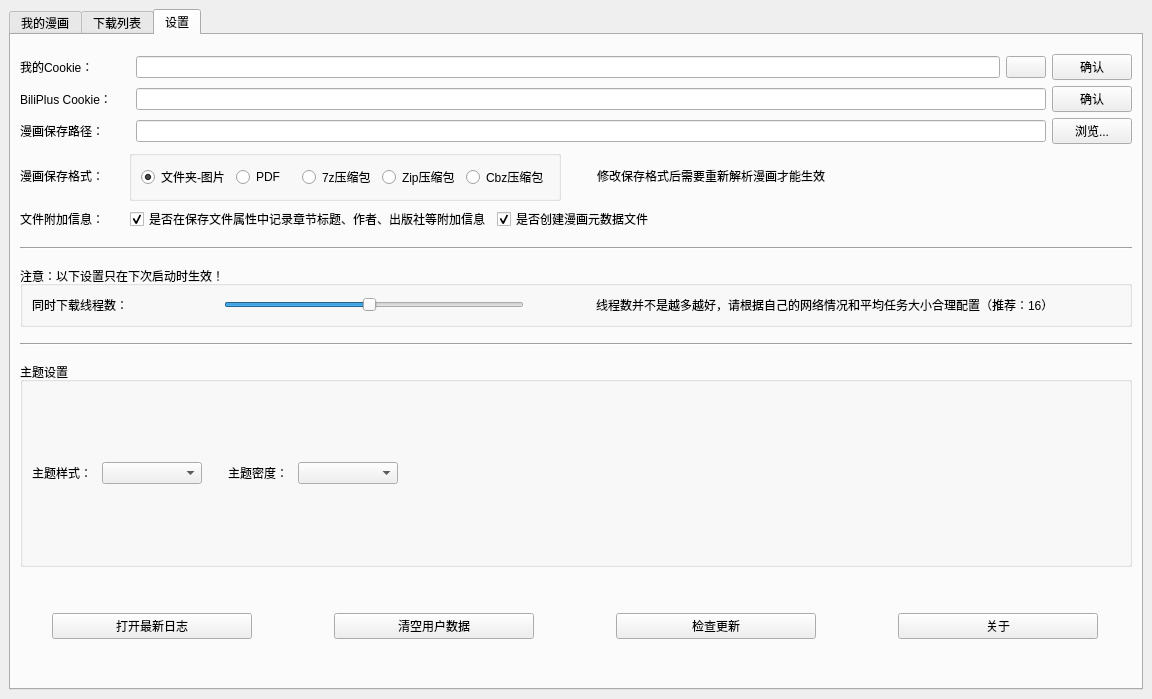
First picture: the form in src/ui/PySide_src/mainWindow.ui, repository Zeal-L/BiliBili-Manga-Downloader, before the edit.
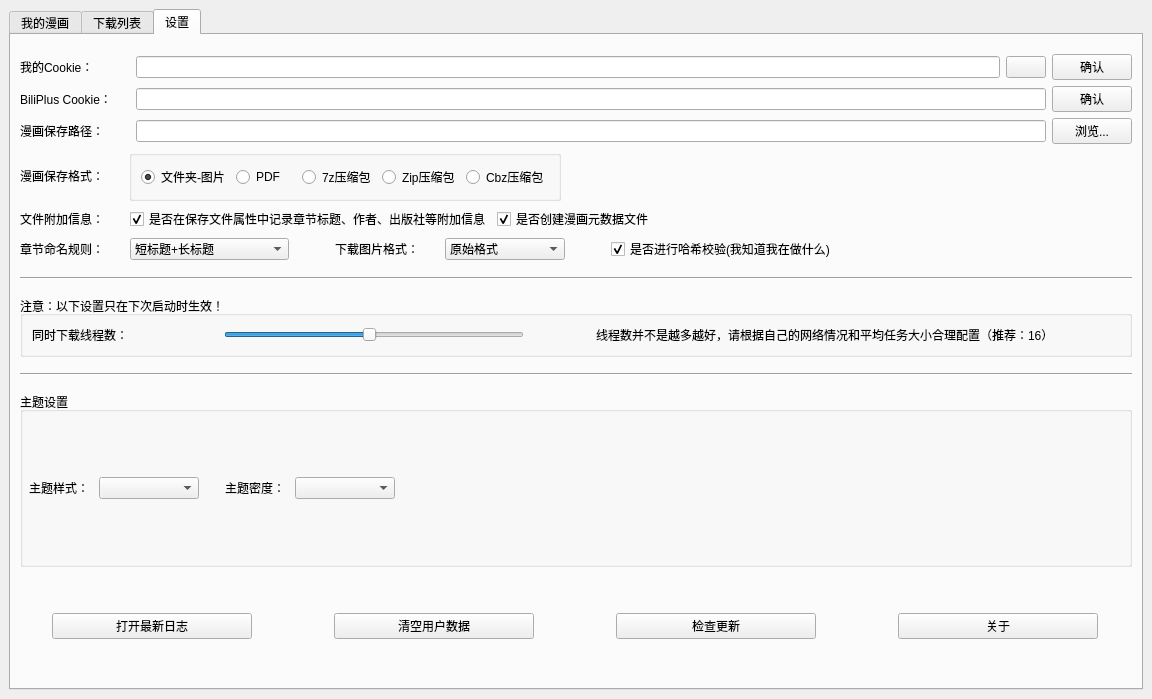
Second picture: the form after the edit. The open tabs and pages were chosen to show the change. Icons and pictures are not drawn.

Commit message: :bug::sparkles: 修复下载问题以及其他小功能 1. 修复了下载问题，现在可以正常下载了 2. 递归读取子文件夹内的漫画，感谢@spr-equinox 3. 新增下载画质和大小选项(未时装) 4. 新增命名样式选项(未时装) 5. 新增哈希值校验选项(未时装) 6. 更新了user-agent

Diff of the .ui file:
```diff
--- a/src/ui/PySide_src/mainWindow.ui
+++ b/src/ui/PySide_src/mainWindow.ui
@@ -733,7 +733,7 @@
        <attribute name="title">
         <string>设置</string>
        </attribute>
-       <layout class="QVBoxLayout" name="verticalLayout_5" stretch="0,0,0,0,0,0,0,0,0,0,0,0,0,1,0,0,0">
+       <layout class="QVBoxLayout" name="verticalLayout_5" stretch="0,0,0,0,0,0,0,0,0,0,0,0,0,0,1,0,0,0">
         <item>
          <spacer name="verticalSpacer_4">
           <property name="orientation">
@@ -1001,29 +1001,6 @@
             </layout>
            </widget>
           </item>
-          <item>
-           <spacer name="horizontalSpacer">
-            <property name="orientation">
-             <enum>Qt::Orientation::Horizontal</enum>
-            </property>
-            <property name="sizeType">
-             <enum>QSizePolicy::Policy::Fixed</enum>
-            </property>
-            <property name="sizeHint" stdset="0">
-             <size>
-              <width>30</width>
-              <height>20</height>
-             </size>
-            </property>
-           </spacer>
-          </item>
-          <item>
-           <widget class="QLabel" name="label">
-            <property name="text">
-             <string>修改保存格式后需要重新解析漫画才能生效</string>
-            </property>
-           </widget>
-          </item>
           <item>
            <spacer name="horizontalSpacer_7">
             <property name="orientation">
@@ -1111,6 +1088,228 @@
           </item>
          </layout>
         </item>
+        <item>
+         <layout class="QHBoxLayout" name="h_Layout_save_prefer">
+          <property name="leftMargin">
+           <number>0</number>
+          </property>
+          <property name="topMargin">
+           <number>0</number>
+          </property>
+          <property name="rightMargin">
+           <number>0</number>
+          </property>
+          <property name="bottomMargin">
+           <number>0</number>
+          </property>
+          <item>
+           <widget class="QLabel" name="label_img_format">
+            <property name="text">
+             <string>章节命名规则：</string>
+            </property>
+           </widget>
+          </item>
+          <item>
+           <spacer name="horizontalSpacer">
+            <property name="orientation">
+             <enum>Qt::Orientation::Horizontal</enum>
+            </property>
+            <property name="sizeType">
+             <enum>QSizePolicy::Policy::Preferred</enum>
+            </property>
+            <property name="sizeHint" stdset="0">
+             <size>
+              <width>20</width>
+              <height>20</height>
+             </size>
+            </property>
+           </spacer>
+          </item>
+          <item>
+           <widget class="QComboBox" name="comboBox_epi_rename_rule">
+            <property name="minimumSize">
+             <size>
+              <width>120</width>
+              <height>0</height>
+             </size>
+            </property>
+            <item>
+             <property name="text">
+              <string>短标题+长标题</string>
+             </property>
+            </item>
+            <item>
+             <property name="text">
+              <string>序号+长标题</string>
+             </property>
+            </item>
+            <item>
+             <property name="text">
+              <string>序号+短标题+长标题</string>
+             </property>
+            </item>
+            <item>
+             <property name="text">
+              <string>3位序号+短标题+长标题</string>
+             </property>
+            </item>
+           </widget>
+          </item>
+          <item>
+           <spacer name="horizontalSpacer_15">
+            <property name="orientation">
+             <enum>Qt::Orientation::Horizontal</enum>
+            </property>
+            <property name="sizeType">
+             <enum>QSizePolicy::Policy::Preferred</enum>
+            </property>
+            <property name="sizeHint" stdset="0">
+             <size>
+              <width>40</width>
+              <height>20</height>
+             </size>
+            </property>
+           </spacer>
+          </item>
+          <item>
+           <widget class="QLabel" name="label_epi_rename_rule">
+            <property name="text">
+             <string>下载图片格式：</string>
+            </property>
+           </widget>
+          </item>
+          <item>
+           <spacer name="horizontalSpacer_14">
+            <property name="orientation">
+             <enum>Qt::Orientation::Horizontal</enum>
+            </property>
+            <property name="sizeType">
+             <enum>QSizePolicy::Policy::Preferred</enum>
+            </property>
+            <property name="sizeHint" stdset="0">
+             <size>
+              <width>20</width>
+              <height>20</height>
+             </size>
+            </property>
+           </spacer>
+          </item>
+          <item>
+           <widget class="QComboBox" name="comboBox_img_format">
+            <property name="minimumSize">
+             <size>
+              <width>120</width>
+              <height>0</height>
+             </size>
+            </property>
+            <item>
+             <property name="text">
+              <string>原始格式</string>
+             </property>
+            </item>
+            <item>
+             <property name="text">
+              <string>1700宽jpg</string>
+             </property>
+            </item>
+            <item>
+             <property name="text">
+              <string>1400宽jpg</string>
+             </property>
+            </item>
+            <item>
+             <property name="text">
+              <string>1100宽jpg</string>
+             </property>
+            </item>
+            <item>
+             <property name="text">
+              <string>800宽jpg</string>
+             </property>
+            </item>
+            <item>
+             <property name="text">
+              <string>1700宽webp</string>
+             </property>
+            </item>
+            <item>
+             <property name="text">
+              <string>1400宽webp</string>
+             </property>
+            </item>
+            <item>
+             <property name="text">
+              <string>1100宽webp</string>
+             </property>
+            </item>
+            <item>
+             <property name="text">
+              <string>800宽webp</string>
+             </property>
+            </item>
+            <item>
+             <property name="text">
+              <string>1700宽avif</string>
+             </property>
+            </item>
+            <item>
+             <property name="text">
+              <string>1400宽avif</string>
+             </property>
+            </item>
+            <item>
+             <property name="text">
+              <string>1100宽avif</string>
+             </property>
+            </item>
+            <item>
+             <property name="text">
+              <string>800宽avif</string>
+             </property>
+            </item>
+           </widget>
+          </item>
+          <item>
+           <spacer name="horizontalSpacer_16">
+            <property name="orientation">
+             <enum>Qt::Orientation::Horizontal</enum>
+            </property>
+            <property name="sizeType">
+             <enum>QSizePolicy::Policy::Preferred</enum>
+            </property>
+            <property name="sizeHint" stdset="0">
+             <size>
+              <width>40</width>
+              <height>20</height>
+             </size>
+            </property>
+           </spacer>
+          </item>
+          <item>
+           <widget class="QCheckBox" name="checkBox_hash_check">
+            <property name="text">
+             <string>是否进行哈希校验(我知道我在做什么)</string>
+            </property>
+            <property name="checked">
+             <bool>true</bool>
+            </property>
+           </widget>
+          </item>
+          <item>
+           <spacer name="horizontalSpacer_13">
+            <property name="orientation">
+             <enum>Qt::Orientation::Horizontal</enum>
+            </property>
+            <property name="sizeHint" stdset="0">
+             <size>
+              <width>40</width>
+              <height>20</height>
+             </size>
+            </property>
+           </spacer>
+          </item>
+         </layout>
+        </item>
         <item>
          <spacer name="verticalSpacer_3">
           <property name="orientation">
@@ -1299,7 +1498,10 @@
          </spacer>
         </item>
         <item>
-         <widget class="QGroupBox" name="groupBox_2">
+         <widget class="QGroupBox" name="groupBox_theme">
+          <property name="enabled">
+           <bool>true</bool>
+          </property>
           <property name="minimumSize">
            <size>
             <width>0</width>
@@ -1309,7 +1511,28 @@
           <property name="title">
            <string>主题设置</string>
           </property>
-          <layout class="QHBoxLayout" name="horizontalLayout_4">
+          <property name="flat">
+           <bool>false</bool>
+          </property>
+          <property name="checkable">
+           <bool>false</bool>
+          </property>
+          <layout class="QHBoxLayout" name="h_Layout_theme">
+           <property name="sizeConstraint">
+            <enum>QLayout::SizeConstraint::SetDefaultConstraint</enum>
+           </property>
+           <property name="leftMargin">
+            <number>6</number>
+           </property>
+           <property name="topMargin">
+            <number>0</number>
+           </property>
+           <property name="rightMargin">
+            <number>6</number>
+           </property>
+           <property name="bottomMargin">
+            <number>0</number>
+           </property>
            <item>
             <widget class="QLabel" name="label_2">
              <property name="text">
```
Left out of the diff: 134 changed lines with no effect on the pictures. The commit also changes 15 other files.
